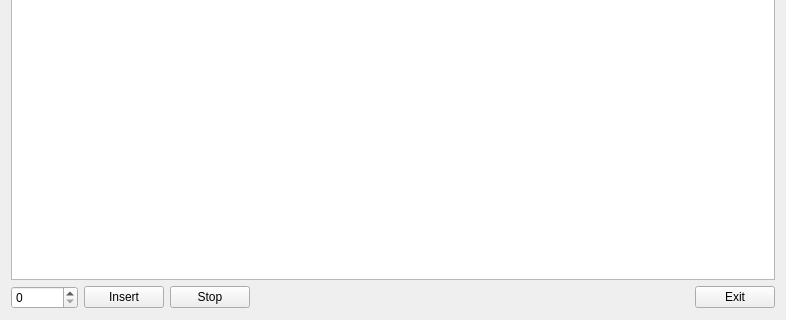
The window that source/resultquery/ui/platinum_result.ui (flimmy78/qtverify) describes before a commit, drawn with Qt 5; both pictures show x 0 to 786 and y 378 to 698 of the 786 by 698 pixel window.
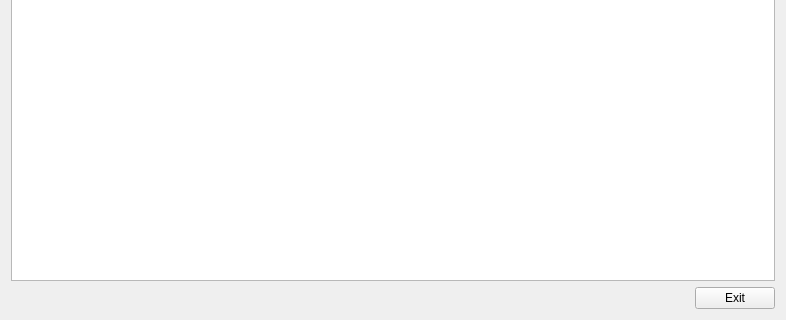
The same window after the commit.

Commit message: 铂电阻检定结果查询ui删除无用项

Patch:
```diff
--- a/source/resultquery/ui/platinum_result.ui
+++ b/source/resultquery/ui/platinum_result.ui
@@ -228,29 +228,7 @@
    <item>
     <layout class="QHBoxLayout" name="horizontalLayout_5">
      <item>
-      <layout class="QHBoxLayout" name="horizontalLayout">
-       <item>
-        <widget class="QSpinBox" name="spinBoxNums">
-         <property name="maximum">
-          <number>999999999</number>
-         </property>
-        </widget>
-       </item>
-       <item>
-        <widget class="QPushButton" name="btnInsert">
-         <property name="text">
-          <string>Insert</string>
-         </property>
-        </widget>
-       </item>
-       <item>
-        <widget class="QPushButton" name="btnStop">
-         <property name="text">
-          <string>Stop</string>
-         </property>
-        </widget>
-       </item>
-      </layout>
+      <layout class="QHBoxLayout" name="horizontalLayout"/>
      </item>
      <item>
       <spacer name="horizontalSpacer_2">
```
